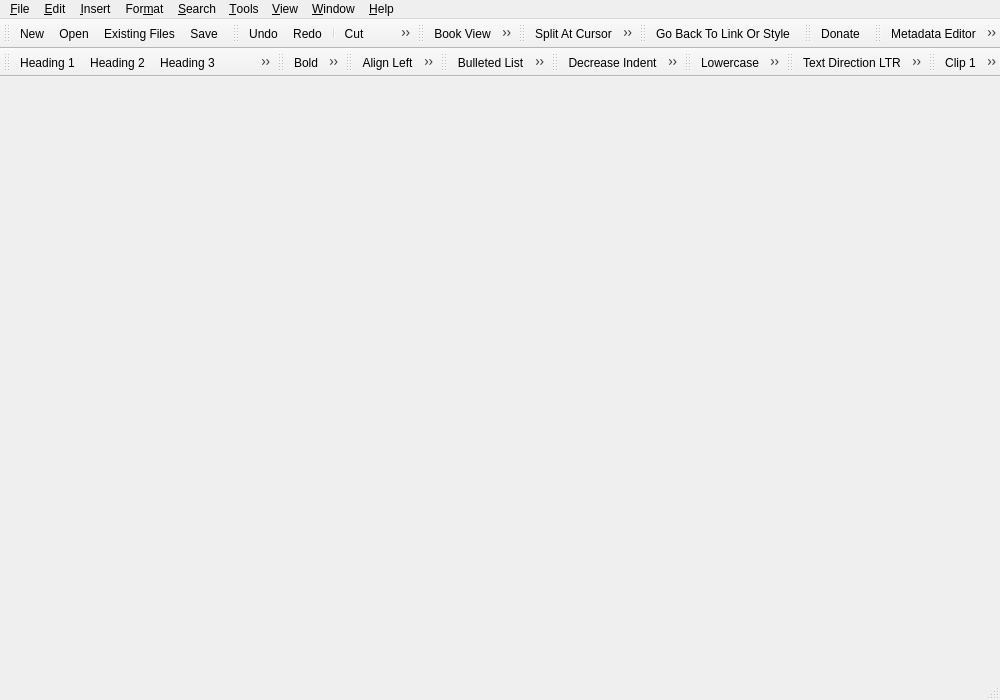
First picture: the form in src/Sigil/Form_Files/main.ui, repository Sigil-Ebook/Sigil, before the edit.
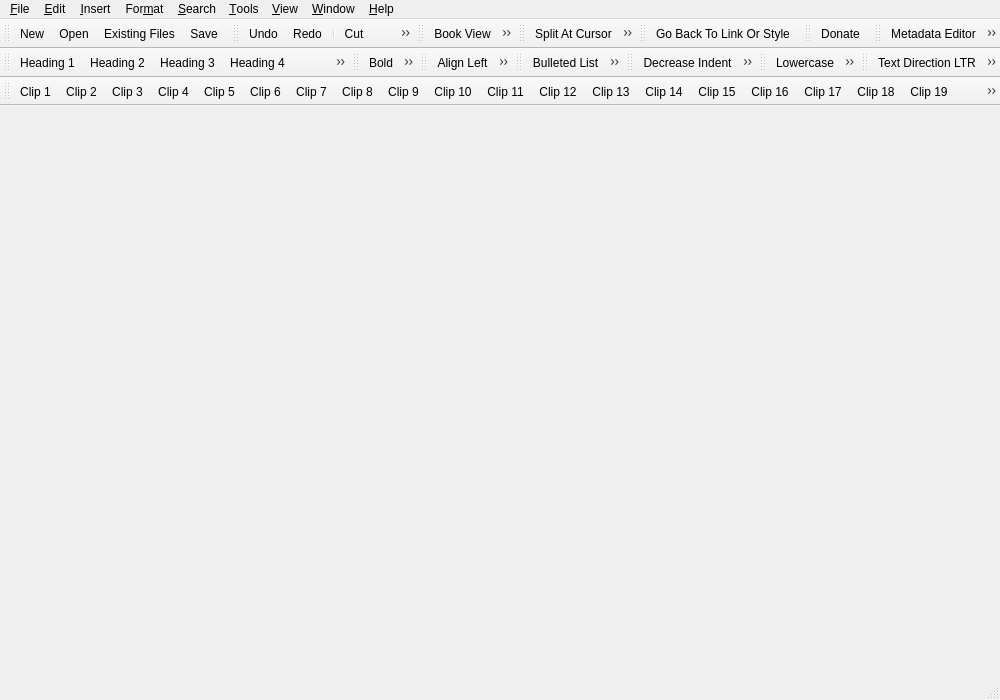
Second picture: the form after the edit. Icons and pictures are not drawn.

Commit message: Fix size of QuickSpell columns and default Clip Bar location.

Diff of the .ui file:
```diff
--- a/src/Sigil/Form_Files/main.ui
+++ b/src/Sigil/Form_Files/main.ui
@@ -545,7 +545,7 @@
     <enum>TopToolBarArea</enum>
    </attribute>
    <attribute name="toolBarBreak">
-    <bool>false</bool>
+    <bool>true</bool>
    </attribute>
    <addaction name="actionClip1"/>
    <addaction name="actionClip2"/>
```
The commit also changes 1 other file.
